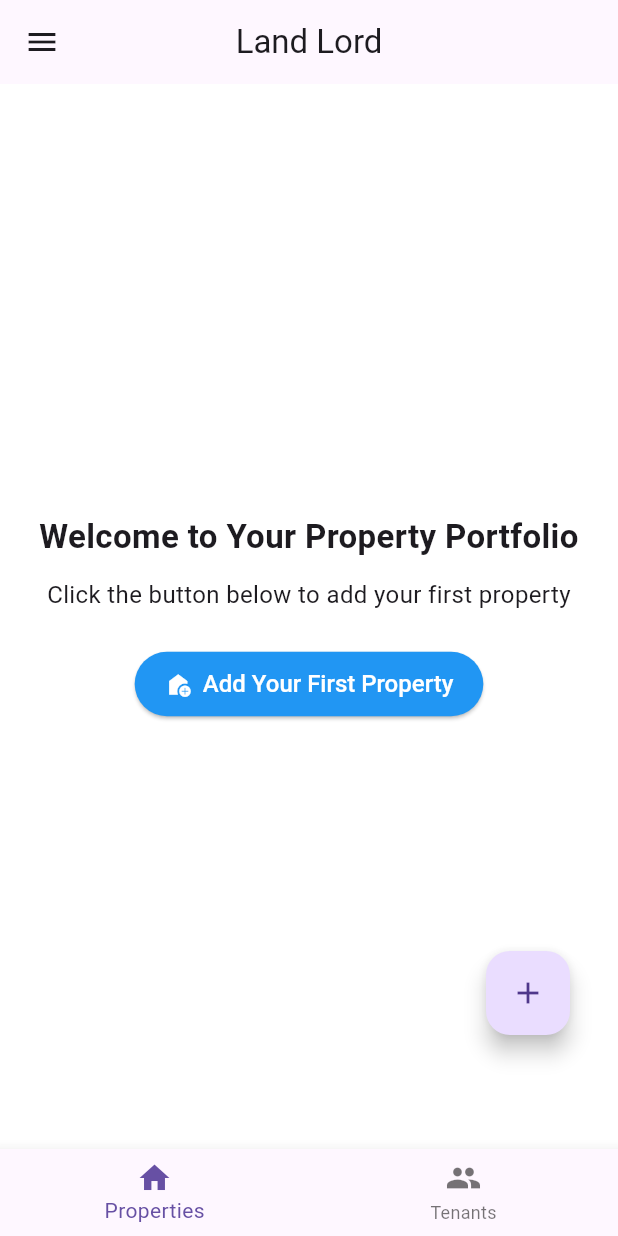
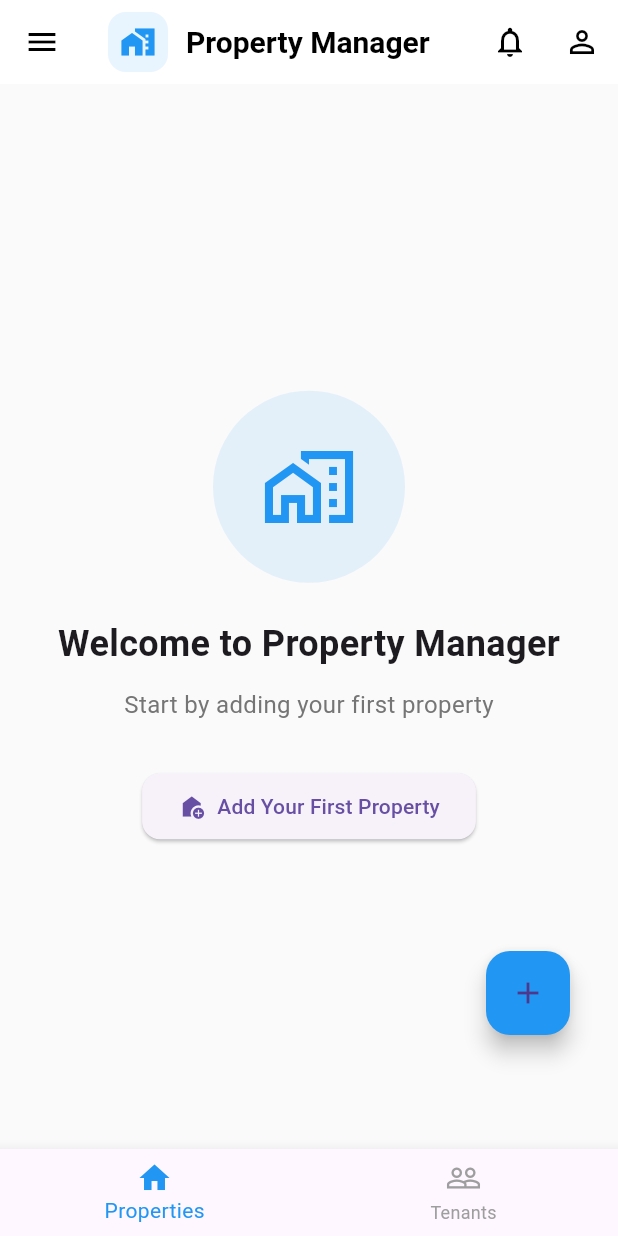
Before and after one commit to fahad58/LandLord, a Flutter app: the screen it shows after launch, on a phone screen of 412 x 824 dp. Run offline on Flutter 3.47's test engine with Material 3 defaults, Android fonts, the light colour scheme and no system bars; our stand-ins replace google_fonts, hexcolor, lottie; missing offline and left inert: myimmoappfahad.

Commit message:
Update main.dart

```diff
--- a/lib/main.dart
+++ b/lib/main.dart
@@ -1,10 +1,13 @@
+// ignore_for_file: deprecated_member_use
+
 import 'package:flutter/material.dart';
+import 'package:landlord/properties_screen.dart';
+import 'multi_unit_build_form.dart';
+import 'single_unit_build_form.dart';
 import 'property_model.dart';
-import 'properties_screen.dart';
-import 'tenant_screen.dart';
+import 'tenant_screen.dart' as tenant_screen;
 import 'tenant_model.dart';
 import 'add_property_screen.dart';
-import 'add_tenant_screen.dart';
 import 'details.dart';
 
 void main() {
@@ -17,10 +20,26 @@ class MyApp extends StatelessWidget {
   @override
   Widget build(BuildContext context) {
     return MaterialApp(
-      title: 'Landlord App',
+      title: 'Property Manager',
       theme: ThemeData(
         primarySwatch: Colors.blue,
-        scaffoldBackgroundColor: Colors.white,
+        scaffoldBackgroundColor: Colors.grey[50],
+        appBarTheme: AppBarTheme(
+          backgroundColor: Colors.white,
+          elevation: 0,
+          iconTheme: IconThemeData(color: Colors.black),
+          titleTextStyle: TextStyle(
+            color: Colors.black,
+            fontSize: 20,
+            fontWeight: FontWeight.bold,
+          ),
+        ),
+        cardTheme: CardThemeData(
+          elevation: 2,
+          shape: RoundedRectangleBorder(
+            borderRadius: BorderRadius.circular(12),
+          ),
+        ),
       ),
       home: const HomeScreen(),
     );
@@ -34,12 +53,11 @@ class HomeScreen extends StatefulWidget {
   HomeScreenState createState() => HomeScreenState();
 }
 
-bool _showAddOptions = false;
-
 class HomeScreenState extends State<HomeScreen> {
   int _selectedIndex = 0;
   final List<Property> _properties = [];
   final List<Tenant> _tenants = [];
+  bool _showAddOptions = false;
 
   void _navigateTo(int index) {
     setState(() {
@@ -50,7 +68,7 @@ class HomeScreenState extends State<HomeScreen> {
     if (index == 0) {
       page = My_Properties_Screen(properties: _properties);
     } else {
-      page = TenantsScreen(tenants: _tenants);
+      page = tenant_screen.TenantsScreen(tenants: _tenants, properties: _properties);
     }
 
     Navigator.push(
@@ -66,25 +84,195 @@ class HomeScreenState extends State<HomeScreen> {
     );
   }
 
-  void _handleAddProperty() async {
-    final result = await Navigator.push(
+  Future<void> _handleAddProperty() async {
+    final result = await Navigator.push<Property>(
       context,
       MaterialPageRoute(builder: (_) => const AddPropertyScreen()),
     );
 
-    if (result != null && result is Property) {
+    if (result != null) {
       setState(() {
         _properties.add(result);
       });
     }
   }
 
-  void _handleAddTenant() async {
-    final result = await Navigator.push(
+  @override
+  Widget build(BuildContext context) {
+    return Scaffold(
+      appBar: AppBar(
+        title: Row(
+          children: [
+            Container(
+              padding: EdgeInsets.all(8),
+              decoration: BoxDecoration(
+                color: Colors.blue.withOpacity(0.1),
+                borderRadius: BorderRadius.circular(12),
+              ),
+              child: Icon(Icons.home_work, color: Colors.blue),
+            ),
+            SizedBox(width: 12),
+            Text('Property Manager'),
+          ],
+        ),
+        actions: [
+          IconButton(
+            icon: Icon(Icons.notifications_none),
+            onPressed: () {
+              // Implement notifications
+            },
+          ),
+          IconButton(
+            icon: Icon(Icons.person_outline),
+            onPressed: () {
+              Scaffold.of(context).openDrawer();
+            },
+          ),
+        ],
+      ),
+      drawer: Drawer(
+        child: Column(
+          children: [
+            UserAccountsDrawerHeader(
+              decoration: BoxDecoration(
+                color: Colors.blue,
+              ),
+              currentAccountPicture: CircleAvatar(
+                backgroundColor: Colors.white,
+                child: Icon(Icons.person, size: 40, color: Colors.blue),
+              ),
+              accountName: Text('Property Manager'),
+              accountEmail: Text('manager@example.com'),
+            ),
+            ListTile(
+              leading: Icon(Icons.dashboard_outlined),
+              title: Text('Dashboard'),
+              onTap: () {},
+            ),
+            ListTile(
+              leading: Icon(Icons.home_outlined),
+              title: Text('Properties'),
+              onTap: () => _navigateTo(0),
+            ),
+            ListTile(
+              leading: Icon(Icons.people_outline),
+              title: Text('Tenants'),
+              onTap: () => _navigateTo(1),
+            ),
+            Divider(),
+            ListTile(
+              leading: Icon(Icons.settings_outlined),
+              title: Text('Settings'),
+              onTap: () {},
+            ),
+            ListTile(
+              leading: Icon(Icons.help_outline),
+              title: Text('Help & Support'),
+              onTap: () {},
+            ),
+            Spacer(),
+            Padding(
+              padding: EdgeInsets.all(16),
+              child: Text(
+                'Version 1.0.0',
+                style: TextStyle(color: Colors.grey),
+              ),
+            ),
+          ],
+        ),
+      ),
+      body: _properties.isEmpty
+          ? _buildEmptyState()
+          : _buildPropertyList(),
+      floatingActionButton: _buildFloatingActionButton(),
+      bottomNavigationBar: BottomNavigationBar(
+        currentIndex: _selectedIndex,
+        onTap: _navigateTo,
+        items: const [
+          BottomNavigationBarItem(
+            icon: Icon(Icons.home_outlined),
+            activeIcon: Icon(Icons.home),
+            label: 'Properties',
+          ),
+          BottomNavigationBarItem(
+            icon: Icon(Icons.people_outline),
+            activeIcon: Icon(Icons.people),
+            label: 'Tenants',
+          ),
+        ],
+        selectedItemColor: Colors.blue,
+        unselectedItemColor: Colors.grey,
+        type: BottomNavigationBarType.fixed,
+      ),
+    );
+  }
+
+  Widget _buildEmptyState() {
+    return Center(
+      child: Column(
+        mainAxisAlignment: MainAxisAlignment.center,
+        children: [
+          Container(
+            padding: EdgeInsets.all(32),
+            decoration: BoxDecoration(
+              color: Colors.blue.withOpacity(0.1),
+              shape: BoxShape.circle,
+            ),
+            child: Icon(
+              Icons.home_work_outlined,
+              size: 64,
+              color: Colors.blue,
+            ),
+          ),
+          SizedBox(height: 24),
+          Text(
+            'Welcome to Property Manager',
+            style: TextStyle(
+              fontSize: 24,
+              fontWeight: FontWeight.bold,
+            ),
+          ),
+          SizedBox(height: 12),
+          Text(
+            'Start by adding your first property',
+            style: TextStyle(
+              fontSize: 16,
+              color: Colors.grey[600],
+            ),
+          ),
+          SizedBox(height: 32),
+          ElevatedButton.icon(
+            onPressed: _handleAddProperty,
+            icon: Icon(Icons.add_home),
+            label: Text('Add Your First Property'),
+            style: ElevatedButton.styleFrom(
+              padding: EdgeInsets.symmetric(horizontal: 24, vertical: 12),
+              shape: RoundedRectangleBorder(
+                borderRadius: BorderRadius.circular(12),
+              ),
+            ),
+          ),
+        ],
+      ),
+    );
+  }
+
+  Widget _buildPropertyList() {
+    return ListView.builder(
+      padding: EdgeInsets.all(16),
+      itemCount: _properties.length,
+      itemBuilder: (context, index) {
+        final property = _properties[index];
+        return Card(
+          margin: EdgeInsets.only(bottom: 16),
+          child: InkWell(
+            onTap: () {
+              Navigator.push(
                 context,
                 MaterialPageRoute(
-        builder: (_) => AddTenantScreen(
-          properties: _properties,
+                  builder: (context) => PropertyDetailScreen(
+                    property: property,
+                    tenants: _tenants,
                     onTenantAdded: (tenant) {
                       setState(() {
                         _tenants.add(tenant);
@@ -93,186 +281,88 @@ class HomeScreenState extends State<HomeScreen> {
                   ),
                 ),
               );
-
-    if (result != null && result is Tenant) {
-      setState(() {
-        _tenants.add(result);
-      });
-    }
-  }
-
-  void _handleTenantAdded(Tenant tenant) {
-    setState(() {
-      _tenants.add(tenant);
-    });
-  }
-
-  @override
-  Widget build(BuildContext context) {
-    return Scaffold(
-      appBar: AppBar(
-        title: const Text('Land Lord'),
-        centerTitle: true,
-        leading: Builder(
-          builder: (context) => IconButton(
-            icon: const Icon(Icons.menu),
-            onPressed: () => Scaffold.of(context).openDrawer(),
+            },
+            borderRadius: BorderRadius.circular(12),
+            child: Column(
+              children: [
+                Container(
+                  height: 160,
+                  decoration: BoxDecoration(
+                    borderRadius: BorderRadius.vertical(top: Radius.circular(12)),
+                    image: DecorationImage(
+                      image: AssetImage(
+                        property.isSingleUnit
+                            ? 'android/asset/animations/house.png'
+                            : 'android/asset/animations/building.png',
+                      ),
+                      fit: BoxFit.cover,
                     ),
                   ),
                 ),
-      drawer: Drawer(
+                Padding(
+                  padding: EdgeInsets.all(16),
                   child: Column(
+                    crossAxisAlignment: CrossAxisAlignment.start,
                     children: [
-            const SizedBox(height: 60),
-            ListTile(
-              leading: const Icon(Icons.account_circle),
-              title: const Text('Account'),
-              onTap: () {},
-            ),
-            const Spacer(),
-            ListTile(
-              leading: const Icon(Icons.settings),
-              title: const Text('Settings'),
-              onTap: () {},
-            ),
-            const SizedBox(height: 20),
-          ],
+                      Row(
+                        mainAxisAlignment: MainAxisAlignment.spaceBetween,
+                        children: [
+                          Text(
+                            property.name,
+                            style: TextStyle(
+                              fontSize: 18,
+                              fontWeight: FontWeight.bold,
                             ),
                           ),
-      body: _properties.isEmpty
-          ? Center(
-              child: Padding(
-                padding: const EdgeInsets.symmetric(horizontal: 24.0),
-                child: Column(
-                  mainAxisAlignment: MainAxisAlignment.center,
-                  children: [
-                    const Text(
-                      'Welcome to Your Property Portfolio',
+                          Container(
+                            padding: EdgeInsets.symmetric(
+                              horizontal: 12,
+                              vertical: 6,
+                            ),
+                            decoration: BoxDecoration(
+                              color: Colors.blue.withOpacity(0.1),
+                              borderRadius: BorderRadius.circular(20),
+                            ),
+                            child: Text(
+                              '\$${property.rent}/month',
                               style: TextStyle(
-                        fontSize: 22,
+                                color: Colors.blue,
                                 fontWeight: FontWeight.bold,
-                      ),
-                      textAlign: TextAlign.center,
-                    ),
-                    const SizedBox(height: 12),
-                    const Text(
-                      'Click the button below to add your first property',
-                      style: TextStyle(fontSize: 16),
-                      textAlign: TextAlign.center,
-                    ),
-                    const SizedBox(height: 24),
-                    ElevatedButton.icon(
-                      onPressed: _handleAddProperty,
-                      icon: const Icon(Icons.add_home),
-                      label: const Text('Add Your First Property'),
-                      style: ElevatedButton.styleFrom(
-                        padding: const EdgeInsets.symmetric(horizontal: 20, vertical: 12),
-                        backgroundColor: Colors.blue,
-                        foregroundColor: Colors.white,
-                        textStyle: const TextStyle(
-                          fontSize: 16,
-                          fontWeight: FontWeight.w500,
                               ),
                             ),
                           ),
                         ],
                       ),
-              ),
-            )
-          : Padding(
-              padding: const EdgeInsets.all(16),
-              child: GridView.builder(
-                shrinkWrap: true,
-                physics: const BouncingScrollPhysics(),
-                gridDelegate: const SliverGridDelegateWithFixedCrossAxisCount(
-                  crossAxisCount: 3,
-                  crossAxisSpacing: 12,
-                  mainAxisSpacing: 12,
-                  childAspectRatio: 0.75,
-                ),
-                itemCount: _properties.length,
-                itemBuilder: (context, index) {
-                  final property = _properties[index];
-                  return GestureDetector(
-                    onTap: () {
-                      Navigator.push(
-                        context,
-                        MaterialPageRoute(
-                          builder: (_) => DetailsScreen(
-                            property: property,
-                            tenants: _tenants,
-                            onTenantAdded: _handleTenantAdded,
+                      SizedBox(height: 8),
+                      Text(
+                        '${property.address}, ${property.postalCode}',
+                        style: TextStyle(
+                          color: Colors.grey[600],
                         ),
                       ),
-                      );
-                    },
-                    child: Container(
-                      decoration: BoxDecoration(
-                        borderRadius: BorderRadius.circular(16),
-                        color: Colors.white,
-                        boxShadow: const [
-                          BoxShadow(
-                            color: Colors.black12,
-                            blurRadius: 8,
-                            offset: Offset(0, 2),
+                      SizedBox(height: 12),
+                      Row(
+                        children: [
+                          _buildPropertyFeature(
+                            Icons.bed,
+                            '${property.rooms} Rooms',
+                          ),
+                          SizedBox(width: 16),
+                          if (property.hasParking)
+                            _buildPropertyFeature(
+                              Icons.local_parking,
+                              'Parking',
+                            ),
+                          if (property.hasParking && property.hasGarden)
+                            SizedBox(width: 16),
+                          if (property.hasGarden)
+                            _buildPropertyFeature(
+                              Icons.park,
+                              'Garden',
                             ),
                         ],
                       ),
-                      child: Column(
-                        crossAxisAlignment: CrossAxisAlignment.stretch,
-                        children: [
-                          Container(
-                            height: 80,
-                            decoration: const BoxDecoration(
-                              color: Color(0xff1e40af),
-                              borderRadius: BorderRadius.only(
-                                topLeft: Radius.circular(16),
-                                topRight: Radius.circular(16),
-                              ),
-                            ),
-                            child: Center(
-                              child: Icon(
-                                property.isMultiUnit ? Icons.apartment : Icons.house,
-                                size: 36,
-                                color: Colors.white,
-                              ),
-                            ),
-                          ),
-                          Expanded(
-                            child: Padding(
-                              padding: const EdgeInsets.symmetric(horizontal: 8, vertical: 12),
-                              child: Column(
-                                mainAxisAlignment: MainAxisAlignment.center,
-                                children: [
-                                  Text(
-                                    property.name,
-                                    style: const TextStyle(
-                                      fontSize: 15,
-                                      fontWeight: FontWeight.w600,
-                                    ),
-                                    textAlign: TextAlign.center,
-                                    maxLines: 2,
-                                    overflow: TextOverflow.ellipsis,
-                                  ),
-                                  const SizedBox(height: 8),
-                                  Container(
-                                    padding: const EdgeInsets.symmetric(horizontal: 10, vertical: 4),
-                                    decoration: BoxDecoration(
-                                      color: Colors.grey.shade200,
-                                      borderRadius: BorderRadius.circular(20),
-                                    ),
-                                    child: Text(
-                                      property.unitCount == 1
-                                          ? '1 Unit'
-                                          : '${property.unitCount} Units',
-                                      style: const TextStyle(
-                                        fontSize: 12,
-                                        color: Colors.black54,
-                                      ),
-                                    ),
-                                  ),
                     ],
-                              ),
                   ),
                 ),
               ],
@@ -280,81 +370,81 @@ class HomeScreenState extends State<HomeScreen> {
           ),
         );
       },
+    );
+  }
+
+  Widget _buildPropertyFeature(IconData icon, String label) {
+    return Row(
+      children: [
+        Icon(icon, size: 16, color: Colors.grey[600]),
+        SizedBox(width: 4),
+        Text(
+          label,
+          style: TextStyle(
+            color: Colors.grey[600],
+            fontSize: 14,
           ),
         ),
-      floatingActionButton: Padding(
+      ],
+    );
+  }
+
+  Widget _buildFloatingActionButton() {
+    return Padding(
       padding: const EdgeInsets.only(bottom: 60.0, right: 16.0),
-        child: SizedBox(
-          width: 250,
-          height: 160,
-          child: Stack(
-            alignment: Alignment.bottomRight,
+      child: Column(
+        mainAxisSize: MainAxisSize.min,
         children: [
-              AnimatedPositioned(
-                duration: const Duration(milliseconds: 300),
-                bottom: _showAddOptions ? 100 : 40,
-                right: _showAddOptions ? 80 : 0,
-                child: AnimatedOpacity(
-                  opacity: _showAddOptions ? 1.0 : 0.0,
-                  duration: const Duration(milliseconds: 300),
-                  child: SizedBox(
-                    width: 160,
-                    child: FloatingActionButton.extended(
-                      heroTag: 'addProperty',
-                      onPressed: () {
+          if (_showAddOptions) ...[
+            FloatingActionButton.extended(
+              heroTag: 'addSingleHouse',
+              onPressed: () async {
                 setState(() => _showAddOptions = false);
-                        _handleAddProperty();
+                final result = await Navigator.push<Property>(
+                  context,
+                  MaterialPageRoute(builder: (_) => SingleHouseFormScreen()),
+                );
+
+                if (result != null) {
+                  setState(() {
+                    _properties.add(result);
+                  });
+                }
               },
-                      icon: const Icon(Icons.home),
-                      label: const Text('Add Property'),
+              icon: Icon(Icons.home),
+              label: Text('Single House'),
               backgroundColor: Colors.blue,
             ),
-                  ),
-                ),
-              ),
-              AnimatedPositioned(
-                duration: const Duration(milliseconds: 300),
-                bottom: _showAddOptions ? 20 : 40,
-                right: _showAddOptions ? 80 : 0,
-                child: AnimatedOpacity(
-                  opacity: _showAddOptions ? 1.0 : 0.0,
-                  duration: const Duration(milliseconds: 300),
-                  child: SizedBox(
-                    width: 160,
-                    child: FloatingActionButton.extended(
-                      heroTag: 'addTenant',
-                      onPressed: () {
+            SizedBox(height: 16),
+            FloatingActionButton.extended(
+              heroTag: 'addMultiUnit',
+              onPressed: () async {
                 setState(() => _showAddOptions = false);
-                        _handleAddTenant();
+                final result = await Navigator.push<Property>(
+                  context,
+                  MaterialPageRoute(builder: (_) => MultiUnitFormScreen()),
+                );
+
+                if (result != null) {
+                  setState(() {
+                    _properties.add(result);
+                  });
+                }
               },
-                      icon: const Icon(Icons.person_add),
-                      label: const Text('Add Tenant'),
+              icon: Icon(Icons.apartment),
+              label: Text('Multi Unit'),
               backgroundColor: Colors.green,
             ),
-                  ),
-                ),
-              ),
-              Positioned(
-                bottom: 0,
-                right: 0,
-                child: FloatingActionButton(
+            SizedBox(height: 16),
+          ],
+          FloatingActionButton(
             heroTag: 'mainFAB',
             onPressed: () {
               setState(() => _showAddOptions = !_showAddOptions);
             },
+            backgroundColor: Colors.blue,
             child: Icon(_showAddOptions ? Icons.close : Icons.add),
           ),
-              ),
-            ],
-          ),
-        ),
-      ),
-      bottomNavigationBar: BottomNavigationBar(
-        currentIndex: _selectedIndex,
-        onTap: _navigateTo,
-        items: const [
-          BottomNavigationBarItem(icon: Icon(Icons.home), label: 'Properties'),
-          BottomNavigationBarItem(icon: Icon(Icons.people), label: 'Tenants'),
         ],
       ),
     );
```
Lines whose indentation alone changed are shown as unchanged.
